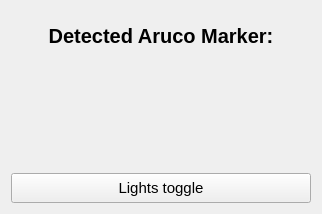
Old version of the form rover_controller_gui/resource/rover_controller_gui.ui in the repository robotique-udes/rover.
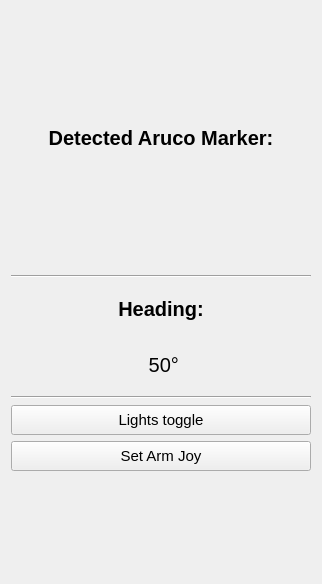
New version of the form.

Commit message: Migrated Joy demux button from rover_arm_ui to controller

What changed in the file:
```diff
--- a/rover_controller_gui/resource/rover_controller_gui.ui
+++ b/rover_controller_gui/resource/rover_controller_gui.ui
@@ -13,13 +13,13 @@
     <x>0</x>
     <y>0</y>
     <width>320</width>
-    <height>212</height>
+    <height>584</height>
    </rect>
   </property>
   <property name="maximumSize">
    <size>
     <width>320</width>
-    <height>212</height>
+    <height>584</height>
    </size>
   </property>
   <property name="font">
@@ -100,6 +100,8 @@
        <property name="font">
         <font>
          <pointsize>29</pointsize>
+         <weight>50</weight>
+         <bold>false</bold>
         </font>
        </property>
        <property name="cursor">
@@ -122,6 +124,106 @@
        </property>
       </widget>
      </item>
+     <item>
+      <widget class="Line" name="line">
+       <property name="styleSheet">
+        <string notr="true">color: rgb(186, 189, 182);</string>
+       </property>
+       <property name="orientation">
+        <enum>Qt::Horizontal</enum>
+       </property>
+      </widget>
+     </item>
+     <item>
+      <widget class="QLabel" name="label_2">
+       <property name="sizePolicy">
+        <sizepolicy hsizetype="MinimumExpanding" vsizetype="MinimumExpanding">
+         <horstretch>0</horstretch>
+         <verstretch>0</verstretch>
+        </sizepolicy>
+       </property>
+       <property name="minimumSize">
+        <size>
+         <width>300</width>
+         <height>50</height>
+        </size>
+       </property>
+       <property name="maximumSize">
+        <size>
+         <width>16777215</width>
+         <height>50</height>
+        </size>
+       </property>
+       <property name="font">
+        <font>
+         <family>Ubuntu</family>
+         <pointsize>15</pointsize>
+         <weight>75</weight>
+         <bold>true</bold>
+        </font>
+       </property>
+       <property name="text">
+        <string>Heading:</string>
+       </property>
+       <property name="textFormat">
+        <enum>Qt::AutoText</enum>
+       </property>
+       <property name="scaledContents">
+        <bool>false</bool>
+       </property>
+       <property name="alignment">
+        <set>Qt::AlignCenter</set>
+       </property>
+      </widget>
+     </item>
+     <item>
+      <widget class="QPushButton" name="pb_heading">
+       <property name="enabled">
+        <bool>true</bool>
+       </property>
+       <property name="minimumSize">
+        <size>
+         <width>300</width>
+         <height>50</height>
+        </size>
+       </property>
+       <property name="font">
+        <font>
+         <pointsize>15</pointsize>
+         <weight>50</weight>
+         <bold>false</bold>
+        </font>
+       </property>
+       <property name="cursor">
+        <cursorShape>ArrowCursor</cursorShape>
+       </property>
+       <property name="focusPolicy">
+        <enum>Qt::StrongFocus</enum>
+       </property>
+       <property name="text">
+        <string> 50°</string>
+       </property>
+       <property name="autoDefault">
+        <bool>false</bool>
+       </property>
+       <property name="default">
+        <bool>false</bool>
+       </property>
+       <property name="flat">
+        <bool>true</bool>
+       </property>
+      </widget>
+     </item>
+     <item>
+      <widget class="Line" name="line_2">
+       <property name="styleSheet">
+        <string notr="true">color: rgb(186, 189, 182);</string>
+       </property>
+       <property name="orientation">
+        <enum>Qt::Horizontal</enum>
+       </property>
+      </widget>
+     </item>
      <item>
       <widget class="QPushButton" name="pb_lights">
        <property name="sizePolicy">
@@ -165,6 +267,49 @@
        </property>
       </widget>
      </item>
+     <item>
+      <widget class="QPushButton" name="pb_set_arm_joy">
+       <property name="sizePolicy">
+        <sizepolicy hsizetype="Minimum" vsizetype="Fixed">
+         <horstretch>0</horstretch>
+         <verstretch>0</verstretch>
+        </sizepolicy>
+       </property>
+       <property name="minimumSize">
+        <size>
+         <width>0</width>
+         <height>30</height>
+        </size>
+       </property>
+       <property name="cursor">
+        <cursorShape>PointingHandCursor</cursorShape>
+       </property>
+       <property name="text">
+        <string>Set Arm Joy</string>
+       </property>
+       <property name="iconSize">
+        <size>
+         <width>16</width>
+         <height>16</height>
+        </size>
+       </property>
+       <property name="checkable">
+        <bool>false</bool>
+       </property>
+       <property name="checked">
+        <bool>false</bool>
+       </property>
+       <property name="autoDefault">
+        <bool>false</bool>
+       </property>
+       <property name="default">
+        <bool>false</bool>
+       </property>
+       <property name="flat">
+        <bool>false</bool>
+       </property>
+      </widget>
+     </item>
     </layout>
    </item>
   </layout>
```
Left out of the diff: 3 changed lines with no effect on the pictures. The commit also changes 2 other files.
